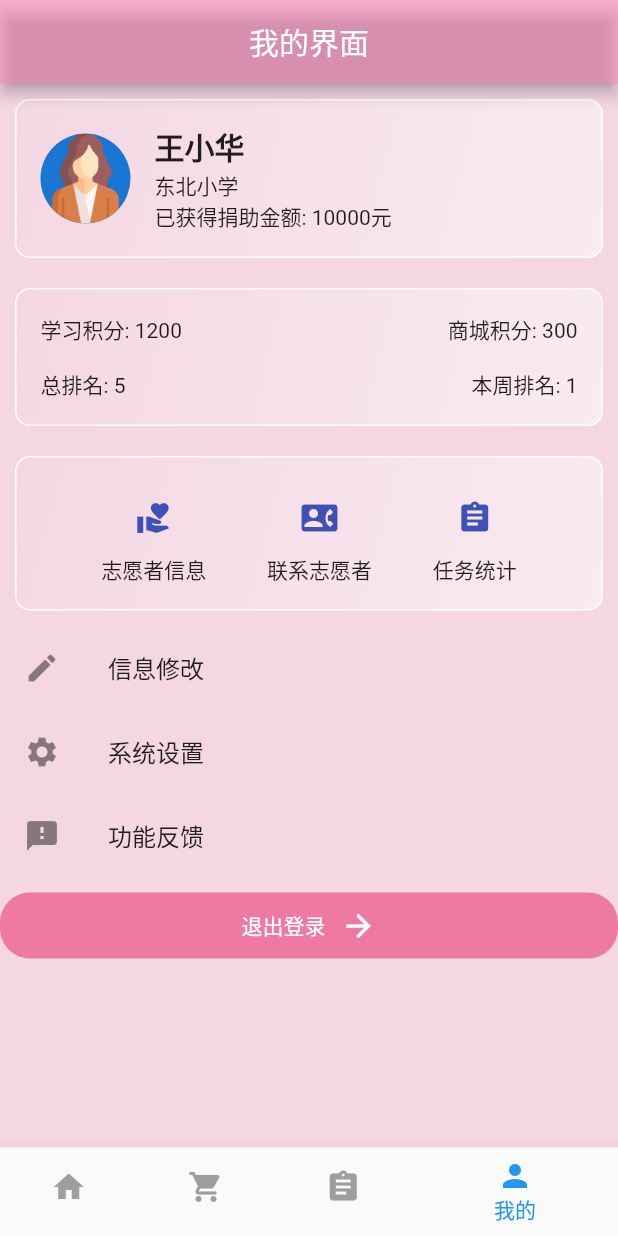
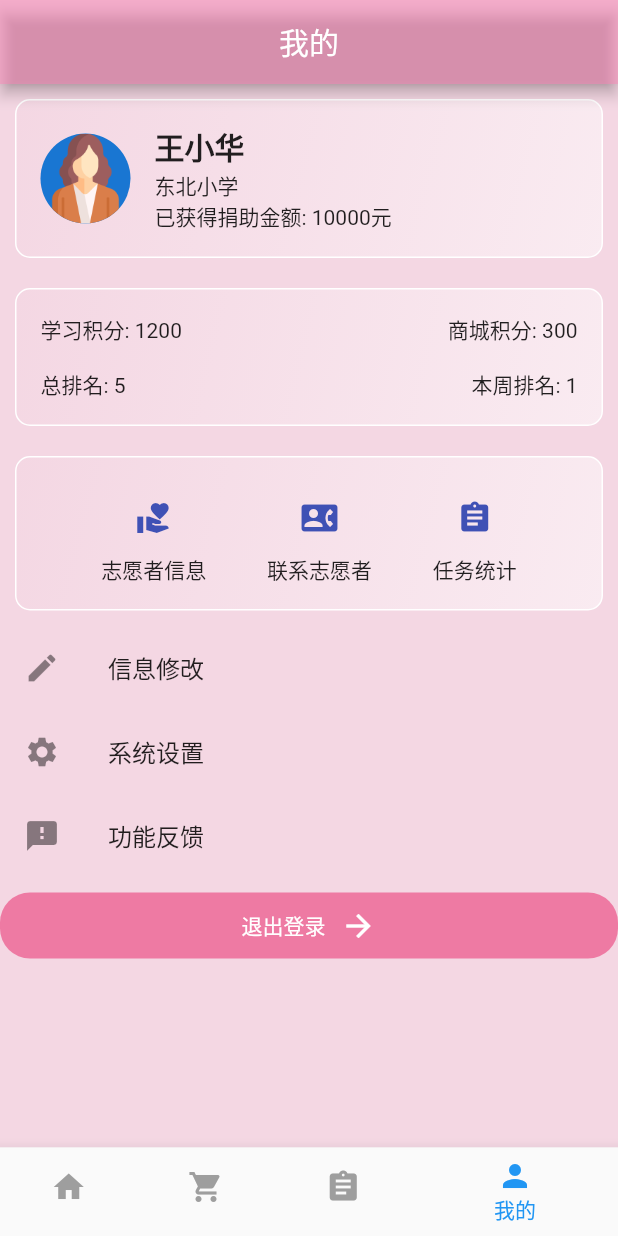
Before and after one commit to Wanli-Go/ming_guang_zhu_meng, a Flutter app: the screen it shows after launch, on a phone screen of 412 x 824 dp. Run offline on Flutter 3.47's test engine with Material 2 defaults, Android fonts, the phone set to English and light mode, and no system bars; Roboto replaces fonts that are missing (StarRail).

```diff
--- a/lib/child/view/my_information_page.dart
+++ b/lib/child/view/my_information_page.dart
@@ -17,7 +17,7 @@ class _MyInfomationState extends State<MyInfomationPage> {
       appBar: AppBar(
         backgroundColor:
             const Color.fromARGB(255, 246, 105, 164).withOpacity(0.5),
-        title: const Center(child: Text('我的界面')),
+        title: const Center(child: Text('我的')),
       ),
       body: Container(
         color: primaryColor,
--- a/lib/donor/theme/color.dart
+++ b/lib/donor/theme/color.dart
@@ -1,4 +1,4 @@
 import 'package:flutter/material.dart';
 
-var primaryColor = Color.fromARGB(255, 244, 215, 227);
+var primaryColor = const Color.fromARGB(255, 244, 215, 227);
 var secondaryColor = Colors.pink;
```
Also changed, not shown: assets/changePic1.jpg (added), assets/changePic2.png (added), assets/changePic3.png (added), assets/heart.png (added), assets/zuijinjuanzhu.png (added).
